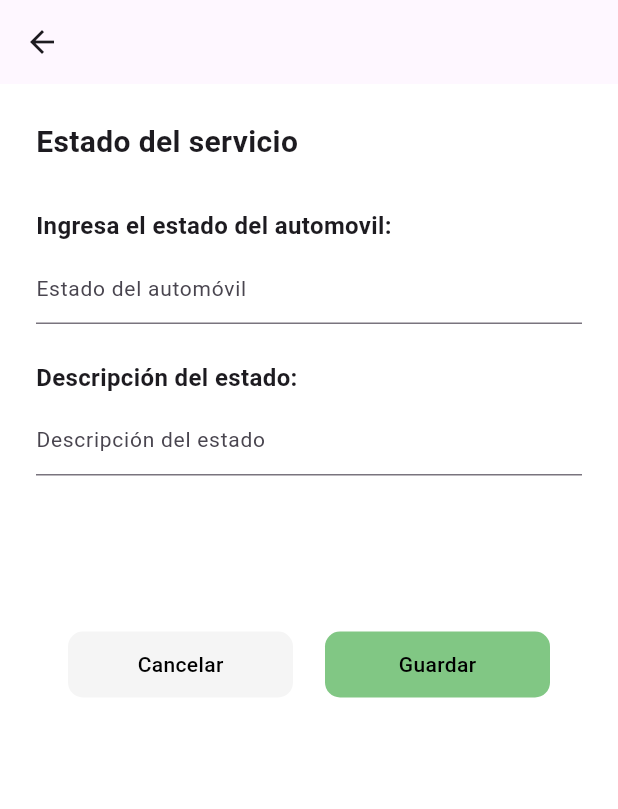
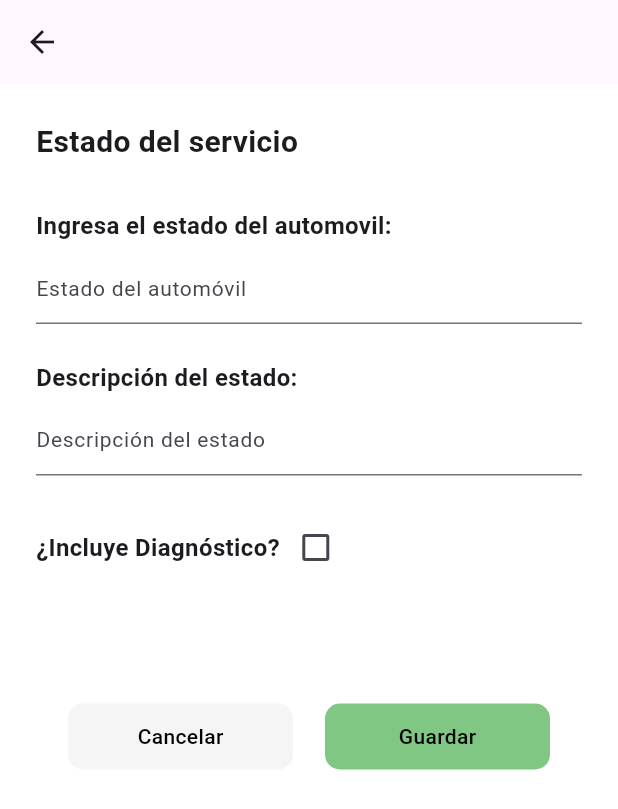
Before and after one commit to GabrielAgundiz/MechanicTracking, a Flutter app: the TrackFormAD screen opened directly with empty values, on a phone screen of 412 x 824 dp. Shown: the top 809 px of the screen. Run offline on Flutter 3.47's test engine with Material 3 defaults, Android fonts, the phone set to English and light mode, and no system bars; our stand-ins replace cloud_firestore, dotted_line, email_validator, firebase_auth, firebase_core, google_fonts and 2 more; missing offline and left inert: custom_clippers; accounts and stored records are empty.

Commit message:
Track form Upd

```diff
--- a/mechanictraking/lib/screens/admin/trackformad.dart
+++ b/mechanictraking/lib/screens/admin/trackformad.dart
@@ -284,8 +284,7 @@ class _TrackFormADState extends State<TrackFormAD> {
                   const SizedBox(
                     height: 24,
                   ),
-                  Diagnostico
-                      ? Container(
+                  Container(
                     alignment: Alignment.centerLeft,
                     child: Row(
                       children: [
@@ -305,8 +304,7 @@ class _TrackFormADState extends State<TrackFormAD> {
                         ),
                       ],
                     ),
-                        )
-                      : Container(),
+                  ),
                   const SizedBox(
                     height: 30,
                   ),
@@ -431,7 +429,7 @@ class _TrackFormADState extends State<TrackFormAD> {
                               const SizedBox(
                                 height: 20,
                               ),
-                              Container(
+                             /* Container(
                                 alignment: Alignment.centerLeft,
                                 child: const Text(
                                   "Imagenes adjuntas:",
@@ -464,10 +462,7 @@ class _TrackFormADState extends State<TrackFormAD> {
                                     ),
                                   ),
                                 ),
-                              ),
-                              const SizedBox(
-                                height: 50,
-                              ),
+                              ), */
                             ],
                           ),
                         )
```
Lines whose indentation alone changed are shown as unchanged.
